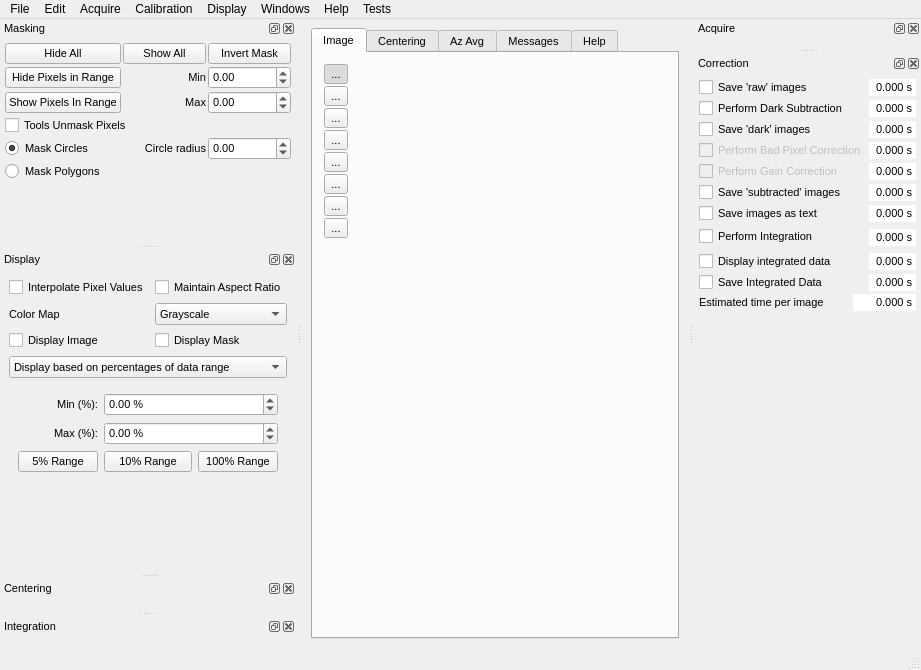
The window that source/qxrdwindow.ui (guyjennings/qxrd) describes before a commit, drawn with Qt 5.
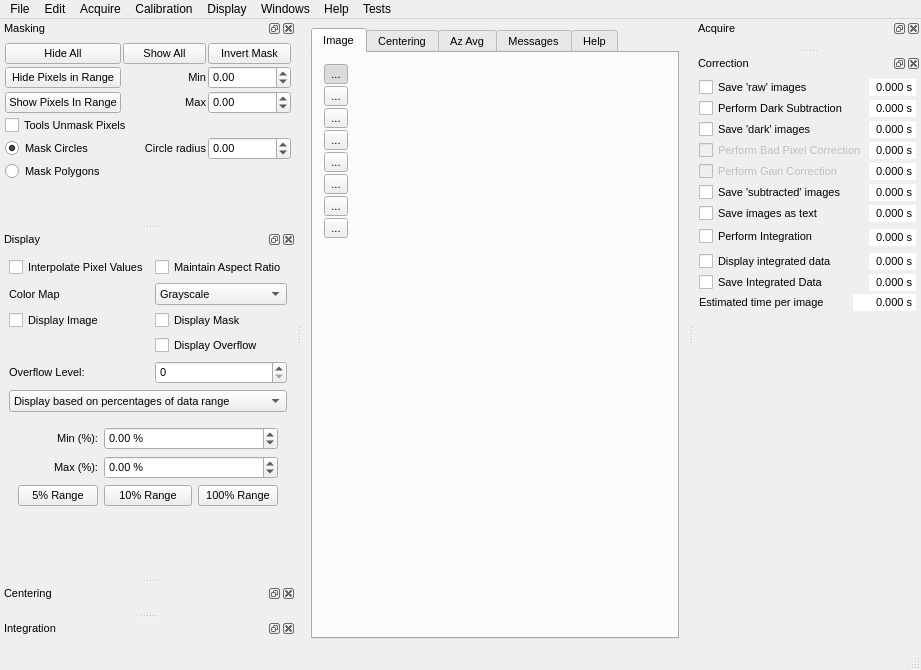
The same window after the commit. Icons and pictures are not drawn. Custom widgets are drawn as their Qt base class.

Commit message: working towards overflow pixel display

The edit to the form file:
```diff
--- a/source/qxrdwindow.ui
+++ b/source/qxrdwindow.ui
@@ -1695,7 +1695,7 @@
        </property>
       </widget>
      </item>
-     <item row="4" column="0" colspan="2">
+     <item row="5" column="0" colspan="2">
       <widget class="QComboBox" name="m_DisplayScalingMode">
        <property name="font">
         <font>
@@ -1722,14 +1722,14 @@
        </item>
       </widget>
      </item>
-     <item row="5" column="0" colspan="2">
+     <item row="6" column="0" colspan="2">
       <widget class="QStackedWidget" name="m_DisplayParmsStack">
        <property name="currentIndex">
         <number>0</number>
        </property>
        <widget class="QWidget" name="page">
         <layout class="QGridLayout" name="gridLayout_15">
-         <item row="0" column="0">
+         <item row="2" column="0">
           <widget class="QLabel" name="label_11">
            <property name="font">
             <font>
@@ -1744,7 +1744,7 @@
            </property>
           </widget>
          </item>
-         <item row="0" column="1" colspan="2">
+         <item row="2" column="1" colspan="2">
           <widget class="QDoubleSpinBox" name="m_DisplayMinimumPct">
            <property name="font">
             <font>
@@ -1765,7 +1765,7 @@
            </property>
           </widget>
          </item>
-         <item row="1" column="0">
+         <item row="3" column="0">
           <widget class="QLabel" name="label_12">
            <property name="font">
             <font>
@@ -1780,7 +1780,7 @@
            </property>
           </widget>
          </item>
-         <item row="1" column="1" colspan="2">
+         <item row="3" column="1" colspan="2">
           <widget class="QDoubleSpinBox" name="m_DisplayMaximumPct">
            <property name="font">
             <font>
@@ -1801,7 +1801,7 @@
            </property>
           </widget>
          </item>
-         <item row="2" column="0">
+         <item row="4" column="0">
           <widget class="QPushButton" name="m_Display_5pct">
            <property name="font">
             <font>
@@ -1813,7 +1813,7 @@
            </property>
           </widget>
          </item>
-         <item row="2" column="1">
+         <item row="4" column="1">
           <widget class="QPushButton" name="m_Display_10pct">
            <property name="font">
             <font>
@@ -1825,7 +1825,7 @@
            </property>
           </widget>
          </item>
-         <item row="2" column="2">
+         <item row="4" column="2">
           <widget class="QPushButton" name="m_Display_100pct">
            <property name="font">
             <font>
@@ -1837,7 +1837,7 @@
            </property>
           </widget>
          </item>
-         <item row="3" column="1">
+         <item row="5" column="1">
           <spacer name="verticalSpacer_7">
            <property name="orientation">
             <enum>Qt::Vertical</enum>
@@ -2050,6 +2050,48 @@
        </property>
       </widget>
      </item>
+     <item row="4" column="0">
+      <widget class="QLabel" name="label_9">
+       <property name="font">
+        <font>
+         <pointsize>8</pointsize>
+        </font>
+       </property>
+       <property name="text">
+        <string>Overflow Level:</string>
+       </property>
+      </widget>
+     </item>
+     <item row="3" column="1">
+      <widget class="QCheckBox" name="m_DisplayOverflow">
+       <property name="font">
+        <font>
+         <pointsize>8</pointsize>
+        </font>
+       </property>
+       <property name="toolTip">
+        <string>Display Mask</string>
+       </property>
+       <property name="text">
+        <string>Display Overflow</string>
+       </property>
+      </widget>
+     </item>
+     <item row="4" column="1">
+      <widget class="QSpinBox" name="m_OverflowLevel">
+       <property name="font">
+        <font>
+         <pointsize>8</pointsize>
+        </font>
+       </property>
+       <property name="toolTip">
+        <string>overflow (saturation) level (0..65535)</string>
+       </property>
+       <property name="maximum">
+        <number>65536</number>
+       </property>
+      </widget>
+     </item>
     </layout>
    </widget>
   </widget>
```
Left out of the diff: 14 changed lines with no effect on the pictures. The commit also changes 29 other files.
